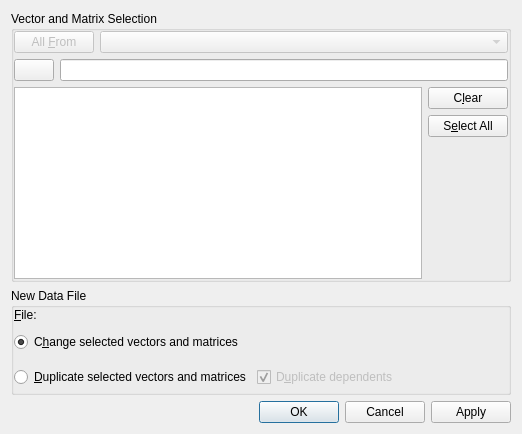
Above: src/libkstapp/changefiledialog.ui from Kst-plot/kst before the change. Below: the same form after it.
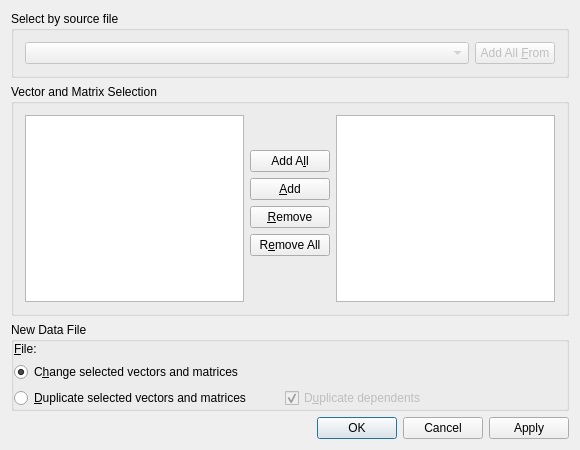
That is the form after the change. Custom widgets are drawn as their Qt base class.

```diff
--- a/src/libkstapp/changefiledialog.ui
+++ b/src/libkstapp/changefiledialog.ui
@@ -1,72 +1,62 @@
 <ui version="4.0" >
  <class>ChangeFileDialog</class>
- <widget class="QDialog" name="ChangeFileDialog" >
-  <property name="geometry" >
+ <widget class="QDialog" name="ChangeFileDialog">
+  <property name="geometry">
    <rect>
     <x>0</x>
     <y>0</y>
-    <width>522</width>
-    <height>434</height>
+    <width>580</width>
+    <height>450</height>
    </rect>
   </property>
   <property name="windowTitle" >
    <string>Change Data File</string>
   </property>
-  <layout class="QVBoxLayout" >
-   <property name="spacing" >
-    <number>6</number>
-   </property>
-   <property name="margin" >
-    <number>11</number>
-   </property>
+  <layout class="QVBoxLayout" name="verticalLayout_2">
    <item>
-    <widget class="QGroupBox" name="buttonGroup1" >
-     <property name="title" >
+    <widget class="QGroupBox" name="groupBox">
+     <property name="title">
+      <string>Select by source file</string>
+     </property>
+     <layout class="QHBoxLayout" name="horizontalLayout">
+      <item>
+       <widget class="Kst::ComboBox" name="_files">
+        <property name="enabled">
+         <bool>false</bool>
+        </property>
+        <property name="sizePolicy">
+         <sizepolicy hsizetype="Expanding" vsizetype="Fixed">
+          <horstretch>0</horstretch>
+          <verstretch>0</verstretch>
+         </sizepolicy>
+        </property>
+       </widget>
+      </item>
+      <item>
+       <widget class="QPushButton" name="_allFromFile">
+        <property name="enabled">
+         <bool>false</bool>
+        </property>
+        <property name="text">
+         <string>Add All &amp;From</string>
+        </property>
+       </widget>
+      </item>
+     </layout>
+    </widget>
+   </item>
+   <item>
+    <widget class="QGroupBox" name="buttonGroup1">
+     <property name="title">
       <string>Vector and Matrix Selection</string>
      </property>
-     <layout class="QGridLayout" >
-      <property name="margin" >
-       <number>0</number>
-      </property>
-      <item row="0" column="0" >
-       <layout class="QHBoxLayout" >
-        <property name="margin" >
-         <number>0</number>
-        </property>
+     <layout class="QHBoxLayout" name="horizontalLayout_3">
+      <item>
+       <layout class="QHBoxLayout" name="horizontalLayout_2">
         <item>
-         <widget class="QPushButton" name="_allFromFile" >
-          <property name="enabled" >
-           <bool>false</bool>
-          </property>
-          <property name="text" >
-           <string>All &amp;From</string>
-          </property>
-         </widget>
-        </item>
-        <item>
-         <widget class="Kst::ComboBox" name="_files" >
-          <property name="enabled" >
-           <bool>false</bool>
-          </property>
-          <property name="sizePolicy" >
-           <sizepolicy vsizetype="Fixed" hsizetype="Expanding" >
-            <horstretch>0</horstretch>
-            <verstretch>0</verstretch>
-           </sizepolicy>
-          </property>
-         </widget>
-        </item>
-       </layout>
-      </item>
-      <item row="2" column="0" >
-       <layout class="QGridLayout" >
-        <property name="margin" >
-         <number>0</number>
-        </property>
-        <item rowspan="5" row="0" column="0" >
-         <widget class="QListWidget" name="_changeFilePrimitiveList" >
-          <property name="sizePolicy" >
-           <sizepolicy vsizetype="Expanding" hsizetype="Expanding" >
+         <widget class="QListWidget" name="_changeFilePrimitiveList">
+          <property name="sizePolicy">
+           <sizepolicy hsizetype="Expanding" vsizetype="Expanding">
             <horstretch>1</horstretch>
             <verstretch>0</verstretch>
            </sizepolicy>
@@ -79,60 +69,83 @@
           </property>
          </widget>
         </item>
-        <item row="0" column="1" >
-         <widget class="QPushButton" name="_changeFileClear" >
-          <property name="whatsThis" >
-           <string>Unselect all vectors in the list.</string>
-          </property>
-          <property name="text" >
-           <string>C&amp;lear</string>
-          </property>
-         </widget>
+        <item>
+         <layout class="QVBoxLayout" name="verticalLayout">
+          <item>
+           <spacer name="verticalSpacer">
+            <property name="orientation">
+             <enum>Qt::Vertical</enum>
+            </property>
+            <property name="sizeHint" stdset="0">
+             <size>
+              <width>20</width>
+              <height>40</height>
+             </size>
+            </property>
+           </spacer>
+          </item>
+          <item>
+           <widget class="QPushButton" name="_addAll">
+            <property name="whatsThis">
+             <string>Select all vectors in the list.</string>
+            </property>
+            <property name="text">
+             <string>Add A&amp;ll</string>
+            </property>
+           </widget>
+          </item>
+          <item>
+           <widget class="QPushButton" name="_add">
+            <property name="whatsThis">
+             <string>Select all vectors in the list.</string>
+            </property>
+            <property name="text">
+             <string>&amp;Add</string>
+            </property>
+           </widget>
+          </item>
+          <item>
+           <widget class="QPushButton" name="_remove">
+            <property name="whatsThis">
+             <string>Unselect all vectors in the list.</string>
+            </property>
+            <property name="text">
+             <string>&amp;Remove</string>
+            </property>
+           </widget>
+          </item>
+          <item>
+           <widget class="QPushButton" name="_removeAll">
+            <property name="whatsThis">
+             <string>Unselect all vectors in the list.</string>
+            </property>
+            <property name="text">
+             <string>R&amp;emove All</string>
+            </property>
+           </widget>
+          </item>
+          <item>
+           <spacer>
+            <property name="orientation">
+             <enum>Qt::Vertical</enum>
+            </property>
+            <property name="sizeType">
+             <enum>QSizePolicy::Expanding</enum>
+            </property>
+            <property name="sizeHint" stdset="0">
+             <size>
+              <width>80</width>
+              <height>51</height>
+             </size>
+            </property>
+           </spacer>
+          </item>
+         </layout>
         </item>
-        <item row="4" column="1" >
-         <spacer>
-          <property name="orientation" >
-           <enum>Qt::Vertical</enum>
-          </property>
-          <property name="sizeType" >
-           <enum>QSizePolicy::Expanding</enum>
-          </property>
-          <property name="sizeHint" stdset="0" >
-           <size>
-            <width>80</width>
-            <height>51</height>
-           </size>
-          </property>
-         </spacer>
-        </item>
-        <item row="1" column="1" >
-         <widget class="QPushButton" name="_changeFileSelectAll" >
-          <property name="whatsThis" >
-           <string>Select all vectors in the list.</string>
-          </property>
-          <property name="text" >
-           <string>S&amp;elect All</string>
-          </property>
-         </widget>
-        </item>
-       </layout>
-      </item>
-      <item row="1" column="0" >
-       <layout class="QGridLayout" >
-        <property name="margin" >
-         <number>0</number>
-        </property>
-        <item row="0" column="0" >
-         <widget class="QPushButton" name="_clearFilter" >
-          <property name="text" >
-           <string/>
-          </property>
-         </widget>
-        </item>
-        <item row="0" column="1" >
-         <widget class="QLineEdit" name="_filter" >
-          <property name="sizePolicy" >
-           <sizepolicy vsizetype="Fixed" hsizetype="Expanding" >
+        <item>
+         <widget class="QListWidget" name="_selectedFilePrimitiveList">
+          <property name="sizePolicy">
+           <sizepolicy hsizetype="Expanding" vsizetype="Expanding">
             <horstretch>1</horstretch>
             <verstretch>0</verstretch>
            </sizepolicy>
@@ -145,22 +158,22 @@
     </widget>
    </item>
    <item>
-    <widget class="QGroupBox" name="buttonGroup2" >
-     <property name="title" >
+    <widget class="QGroupBox" name="buttonGroup2">
+     <property name="title">
       <string>New Data File</string>
      </property>
-     <layout class="QGridLayout" >
-      <property name="margin" >
+     <layout class="QGridLayout">
+      <property name="margin">
        <number>0</number>
       </property>
-      <item row="0" column="0" >
-       <layout class="QGridLayout" >
-        <property name="margin" >
+      <item row="0" column="0">
+       <layout class="QGridLayout">
+        <property name="margin">
          <number>0</number>
         </property>
-        <item row="0" column="0" >
-         <widget class="QLabel" name="textLabel1" >
-          <property name="text" >
+        <item row="0" column="0">
+         <widget class="QLabel" name="textLabel1">
+          <property name="text">
            <string>&amp;File:</string>
           </property>
           <property name="wordWrap" >
@@ -171,26 +184,26 @@
           </property>
          </widget>
         </item>
-        <item row="0" column="1" >
-         <layout class="QHBoxLayout" >
-          <property name="margin" >
+        <item row="0" column="1">
+         <layout class="QHBoxLayout">
+          <property name="margin">
            <number>0</number>
           </property>
           <item>
-           <widget class="Kst::DataSourceSelector" native="1" name="_dataFile" />
+           <widget class="Kst::DataSourceSelector" name="_dataFile" native="true"/>
           </item>
          </layout>
         </item>
        </layout>
       </item>
-      <item row="1" column="0" >
-       <layout class="QGridLayout" >
-        <property name="margin" >
+      <item row="1" column="0">
+       <layout class="QGridLayout">
+        <property name="margin">
          <number>0</number>
         </property>
-        <item row="0" column="0" >
-         <widget class="QRadioButton" name="_changeSelected" >
-          <property name="text" >
+        <item row="0" column="0">
+         <widget class="QRadioButton" name="_changeSelected">
+          <property name="text">
            <string>C&amp;hange selected vectors and matrices</string>
           </property>
           <property name="checked" >
@@ -198,7 +211,7 @@
           </property>
          </widget>
         </item>
-        <item row="0" column="2" >
+        <item row="0" column="2">
          <spacer>
           <property name="orientation" >
            <enum>Qt::Vertical</enum>
@@ -216,12 +229,12 @@
         </item>
        </layout>
       </item>
-      <item row="2" column="0" >
-       <layout class="QGridLayout" >
-        <property name="margin" >
+      <item row="2" column="0">
+       <layout class="QGridLayout">
+        <property name="margin">
          <number>0</number>
         </property>
-        <item row="0" column="2" >
+        <item row="0" column="2">
          <spacer>
           <property name="orientation" >
            <enum>Qt::Vertical</enum>
@@ -237,9 +250,9 @@
           </property>
          </spacer>
         </item>
-        <item row="0" column="1" >
-         <widget class="QCheckBox" name="_duplicateDependents" >
-          <property name="enabled" >
+        <item row="0" column="1">
+         <widget class="QCheckBox" name="_duplicateDependents">
+          <property name="enabled">
            <bool>false</bool>
           </property>
           <property name="text" >
@@ -250,9 +263,9 @@
           </property>
          </widget>
         </item>
-        <item row="0" column="0" >
-         <widget class="QRadioButton" name="_duplicateSelected" >
-          <property name="text" >
+        <item row="0" column="0">
+         <widget class="QRadioButton" name="_duplicateSelected">
+          <property name="text">
            <string>&amp;Duplicate selected vectors and matrices</string>
           </property>
          </widget>
@@ -263,8 +276,8 @@
     </widget>
    </item>
    <item>
-    <widget class="QDialogButtonBox" name="_buttonBox" >
-     <property name="orientation" >
+    <widget class="QDialogButtonBox" name="_buttonBox">
+     <property name="orientation">
       <enum>Qt::Horizontal</enum>
      </property>
      <property name="standardButtons" >
@@ -274,7 +287,7 @@
    </item>
   </layout>
  </widget>
- <layoutdefault spacing="6" margin="11" />
+ <layoutdefault spacing="6" margin="11"/>
  <pixmapfunction>qPixmapFromMimeSource</pixmapfunction>
  <customwidgets>
   <customwidget>
```
Left out of the diff: 49 changed lines with no effect on the pictures.
